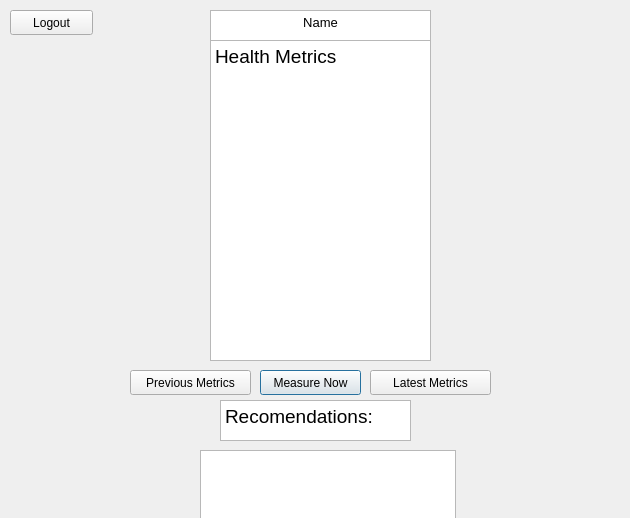
Before: the Qt Designer form RaDoTech_Device/HomeScreenPage.ui in Liam02/RadoTech_Device, drawn with Qt 5.
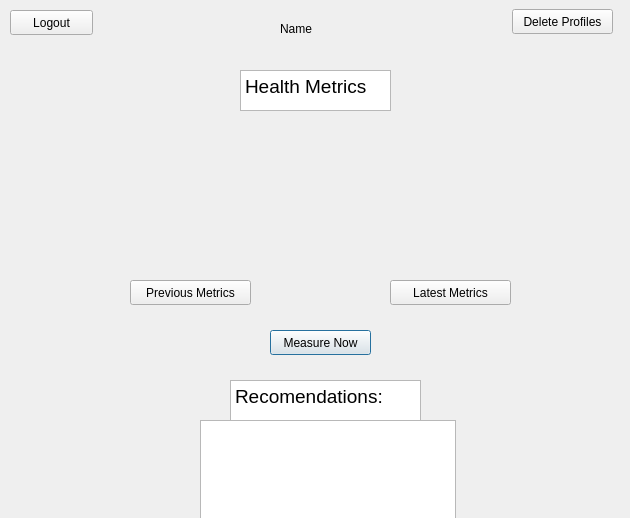
After: the same form once the commit is applied.

Patch:
```diff
--- a/RaDoTech_Device/HomeScreenPage.ui
+++ b/RaDoTech_Device/HomeScreenPage.ui
@@ -16,8 +16,8 @@
   <widget class="QPushButton" name="MeasureNowButton">
    <property name="geometry">
     <rect>
-     <x>260</x>
-     <y>370</y>
+     <x>270</x>
+     <y>330</y>
      <width>101</width>
      <height>25</height>
     </rect>
@@ -29,10 +29,10 @@
   <widget class="QTextBrowser" name="textBrowser">
    <property name="geometry">
     <rect>
-     <x>210</x>
-     <y>40</y>
-     <width>221</width>
-     <height>321</height>
+     <x>240</x>
+     <y>70</y>
+     <width>151</width>
+     <height>41</height>
     </rect>
    </property>
    <property name="html">
@@ -59,8 +59,8 @@
   <widget class="QTextBrowser" name="textBrowser_2">
    <property name="geometry">
     <rect>
-     <x>220</x>
-     <y>400</y>
+     <x>230</x>
+     <y>380</y>
      <width>191</width>
      <height>41</height>
     </rect>
@@ -77,7 +77,7 @@
    <property name="geometry">
     <rect>
      <x>130</x>
-     <y>370</y>
+     <y>280</y>
      <width>121</width>
      <height>25</height>
     </rect>
@@ -89,8 +89,8 @@
   <widget class="QPushButton" name="latest">
    <property name="geometry">
     <rect>
-     <x>370</x>
-     <y>370</y>
+     <x>390</x>
+     <y>280</y>
      <width>121</width>
      <height>25</height>
     </rect>
@@ -103,27 +103,36 @@
    <property name="geometry">
     <rect>
      <x>200</x>
-     <y>450</y>
+     <y>420</y>
      <width>256</width>
-     <height>71</height>
+     <height>101</height>
     </rect>
    </property>
   </widget>
-  <widget class="QTextBrowser" name="Name_Display">
+  <widget class="QLabel" name="Name_Display">
    <property name="geometry">
     <rect>
-     <x>210</x>
-     <y>10</y>
-     <width>221</width>
-     <height>31</height>
+     <x>280</x>
+     <y>20</y>
+     <width>62</width>
+     <height>17</height>
     </rect>
    </property>
-   <property name="html">
-    <string>&lt;!DOCTYPE HTML PUBLIC &quot;-//W3C//DTD HTML 4.0//EN&quot; &quot;http://www.w3.org/TR/REC-html40/strict.dtd&quot;&gt;
-&lt;html&gt;&lt;head&gt;&lt;meta name=&quot;qrichtext&quot; content=&quot;1&quot; /&gt;&lt;style type=&quot;text/css&quot;&gt;
-p, li { white-space: pre-wrap; }
-&lt;/style&gt;&lt;/head&gt;&lt;body style=&quot; font-family:'Sans'; font-size:10pt; font-weight:400; font-style:normal;&quot;&gt;
-&lt;p align=&quot;center&quot; style=&quot; margin-top:0px; margin-bottom:0px; margin-left:0px; margin-right:0px; -qt-block-indent:0; text-indent:0px;&quot;&gt;Name&lt;/p&gt;&lt;/body&gt;&lt;/html&gt;</string>
+   <property name="text">
+    <string>Name</string>
+   </property>
+  </widget>
+  <widget class="QPushButton" name="deleteProfilesButton">
+   <property name="geometry">
+    <rect>
+     <x>512</x>
+     <y>9</y>
+     <width>101</width>
+     <height>25</height>
+    </rect>
+   </property>
+   <property name="text">
+    <string>Delete Profiles</string>
    </property>
   </widget>
  </widget>
```
Left out of the diff: 6 changed lines with no effect on the pictures.
